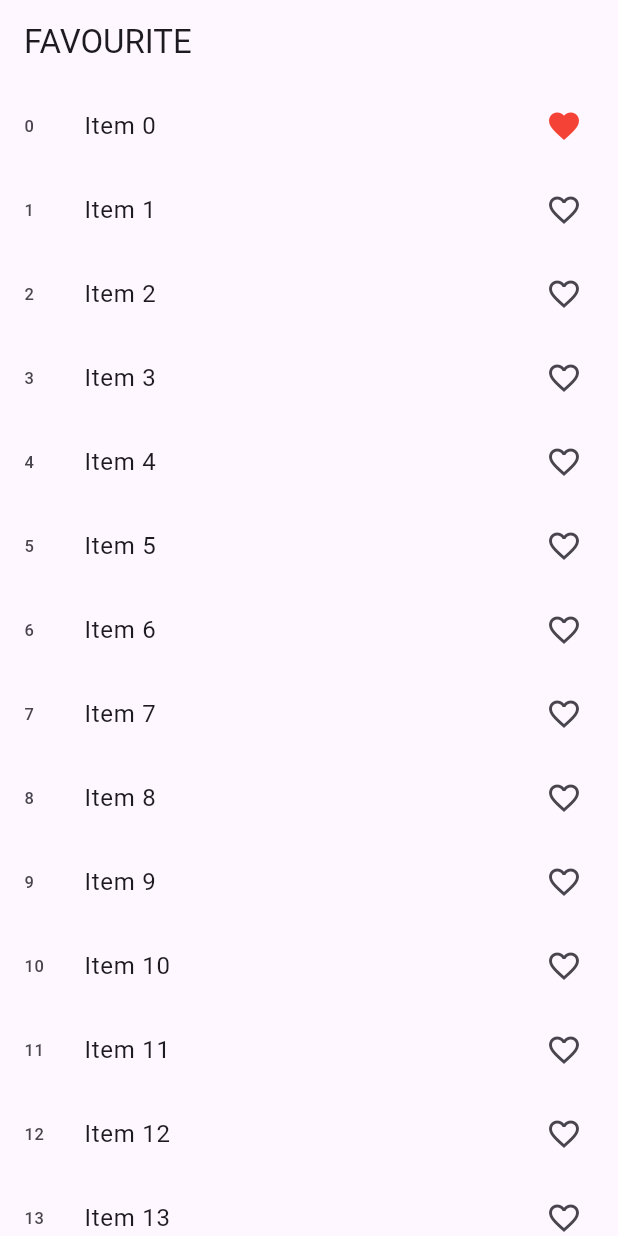
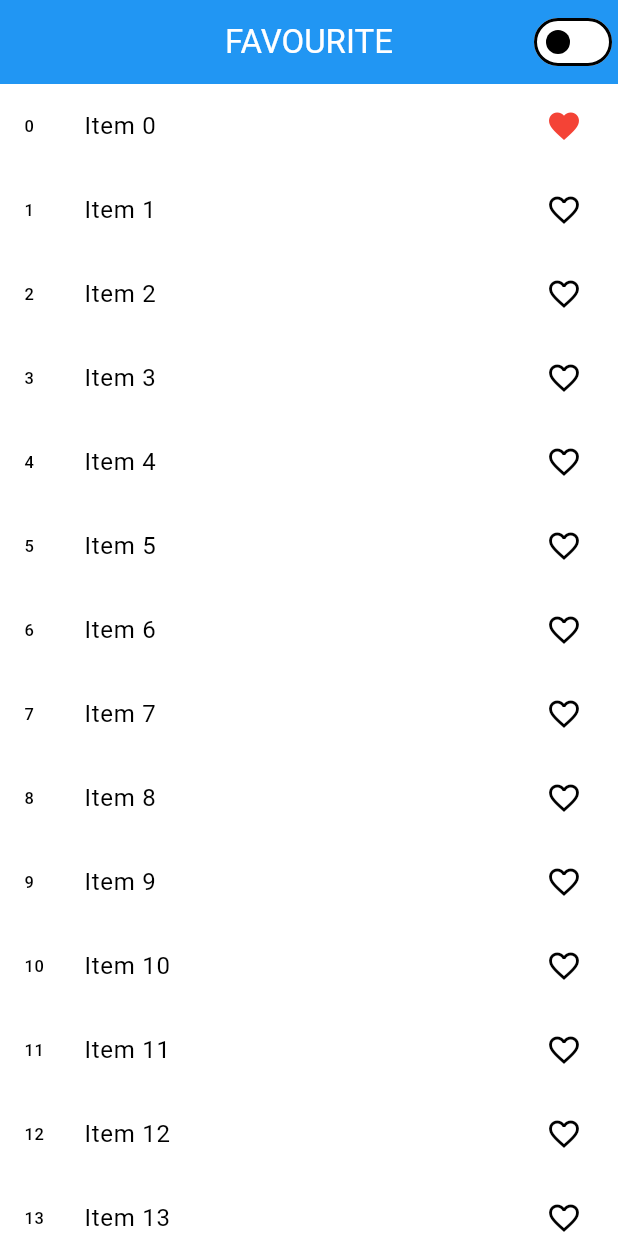
Before and after one commit to THE-UNCHAINED/provider_apps, a Flutter app: the screen it shows after launch, after a tap on an icon or button, on a phone screen of 412 x 824 dp. Run offline on Flutter 3.47's test engine with Material 3 defaults, Android fonts, the phone set to English and light mode, and no system bars.

Commit message:
Added theme with Provider..it is important to understand the theme flow

```diff
--- a/lib/main.dart
+++ b/lib/main.dart
@@ -1,14 +1,26 @@
 import 'package:bloc_counter_app/provider/count_provider.dart';
+import 'package:bloc_counter_app/provider/theme_provider.dart';
 import 'package:bloc_counter_app/provider/favourite_provider.dart';
 import 'package:bloc_counter_app/provider/slider_provider.dart';
 import 'package:bloc_counter_app/screens/count_example.dart';
+import 'package:bloc_counter_app/screens/dark_mode_screen.dart';
 import 'package:bloc_counter_app/screens/favourite_screen.dart';
 import 'package:bloc_counter_app/screens/slider_example.dart';
 import 'package:flutter/material.dart';
 import 'package:provider/provider.dart';
 
 void main() {
-  runApp(MyApp());
+  runApp(
+    MultiProvider(
+      providers: [
+        ChangeNotifierProvider(create: (_) => CountProvider()), // what is this.
+        ChangeNotifierProvider(create: (_) => SliderProvider()),
+        ChangeNotifierProvider(create: (_) => FavouriteProvider()),
+        ChangeNotifierProvider(create: (_) => ThemeProvider()),
+      ],
+      child: MyApp(),
+    ),
+  );
 }
 
 class MyApp extends StatelessWidget {
@@ -16,14 +28,38 @@ class MyApp extends StatelessWidget {
 
   @override
   Widget build(BuildContext context) {
-    return MultiProvider(
-      providers: [
-        ChangeNotifierProvider(create: (_) => CountProvider()), // what is this.
-        ChangeNotifierProvider(create: (_) => SliderProvider()),
-        ChangeNotifierProvider(create: (_) => FavouriteProvider()),
-      ],
+    final themeProvider = Provider.of<ThemeProvider>(context);
+    return MaterialApp(
+      title: 'Provider app',
+      themeMode: themeProvider.themeMode,
+      theme: ThemeData(
+        brightness: Brightness.light,
+        colorScheme: const ColorScheme.light(
+          primary: Colors.blue,
+          surface: Colors.white,
+        ),
+        appBarTheme: const AppBarTheme(
+          backgroundColor: Colors.blue,
+          foregroundColor: Colors.white,
+          centerTitle: true,
+        ),
+      ),
 
-      child: MaterialApp(home: FavouriteScreen()),
+      // 🌙 THE DARK RULEBOOK
+      darkTheme: ThemeData(
+        brightness: Brightness.dark,
+        colorScheme: ColorScheme.dark(
+          primary: Colors.tealAccent,
+          surface: Colors.grey.shade900, // A nice dark grey, not pure black
+        ),
+        appBarTheme: AppBarTheme(
+          backgroundColor: Colors.grey.shade900,
+          foregroundColor: Colors.tealAccent,
+          centerTitle: true,
+        ),
+      ),
+
+      home: FavouriteScreen(),
     );
   }
 }
--- /dev/null
+++ b/lib/provider/theme_provider.dart
@@ -0,0 +1,12 @@
+import 'package:flutter/material.dart';
+
+class ThemeProvider with ChangeNotifier {
+  ThemeMode _themeMode = ThemeMode.light;
+
+  ThemeMode get themeMode => _themeMode;
+
+  void changeTheme(bool isDark) {
+    _themeMode = isDark ? ThemeMode.dark : ThemeMode.light;
+    notifyListeners();
+  }
+}
--- /dev/null
+++ b/lib/screens/dark_mode_screen.dart
@@ -0,0 +1,15 @@
+import 'package:flutter/material.dart';
+
+class DarkModeScreen extends StatefulWidget {
+  const DarkModeScreen({super.key});
+
+  @override
+  State<DarkModeScreen> createState() => _DarkModeScreenState();
+}
+
+class _DarkModeScreenState extends State<DarkModeScreen> {
+  @override
+  Widget build(BuildContext context) {
+    return Scaffold(appBar: AppBar(title: Text("Dark Theme check")));
+  }
+}
--- a/lib/screens/favourite_screen.dart
+++ b/lib/screens/favourite_screen.dart
@@ -1,4 +1,5 @@
 import 'package:bloc_counter_app/provider/favourite_provider.dart';
+import 'package:bloc_counter_app/provider/theme_provider.dart';
 import 'package:flutter/material.dart';
 import 'package:provider/provider.dart';
 
@@ -12,8 +13,20 @@ class FavouriteScreen extends StatefulWidget {
 class _FavouriteScreenState extends State<FavouriteScreen> {
   @override
   Widget build(BuildContext context) {
+    final themeProvider = Provider.of<ThemeProvider>(context);
     return Scaffold(
-      appBar: AppBar(title: Text("FAVOURITE")),
+      appBar: AppBar(
+        title: Text("FAVOURITE"),
+
+        actions: [
+          Switch(
+            value: themeProvider.themeMode == ThemeMode.dark,
+            onChanged: (value) {
+              themeProvider.changeTheme(value);
+            },
+          ),
+        ],
+      ),
       body: ListView.builder(
         itemCount: 30,
         itemBuilder: (context, index) {
```
